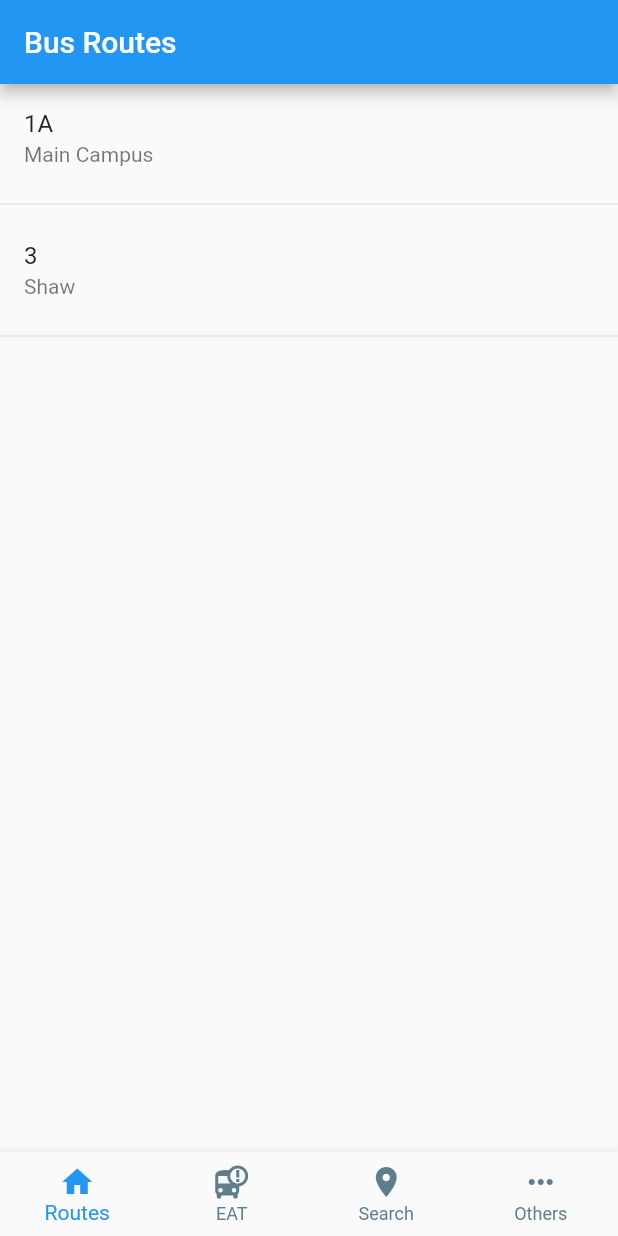
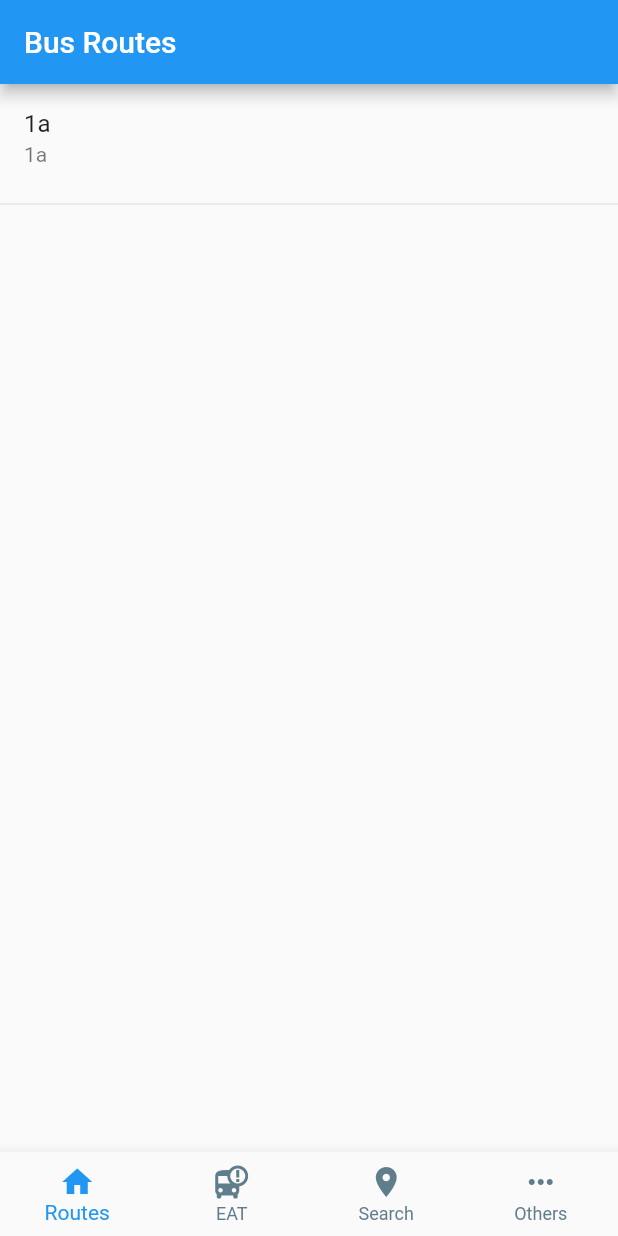
Before and after one commit to Myheartdies/tracubus-client, a Flutter app: the screen it shows after launch, on a phone screen of 412 x 824 dp. Run offline on Flutter 3.47's test engine with Material 2 defaults, Android fonts, the phone set to English and light mode, and no system bars; our stand-ins replace flutter_map, latlong2; generated files the repository leaves out were written again.

Commit message:
Construct data model according to backend api

```diff
--- /dev/null
+++ b/lib/businfo.dart
@@ -0,0 +1,47 @@
+import 'package:json_annotation/json_annotation.dart';
+
+part 'businfo.g.dart';
+
+@JsonSerializable()
+class StopInRoute {
+  StopInRoute(this.name, this.segs);
+
+  @JsonKey(required: true)
+  String name;
+
+  @JsonKey(required: true)
+  List<int> segs;
+
+  factory StopInRoute.fromJson(Map<String, dynamic> json) =>
+      _$StopInRouteFromJson(json);
+
+  Map<String, dynamic> toJson() => _$StopInRouteToJson(this);
+}
+
+@JsonSerializable()
+class BusInfo {
+  BusInfo(this.points, this.segments, this.stops, this.routes);
+
+  /// points[idx] == [lat, lng]
+  @JsonKey(required: true)
+  List<List<double>> points;
+
+  /// segments[idx] == [point1Idx, point2Idx, ...]
+  @JsonKey(required: true)
+  List<List<int>> segments;
+
+  /// stops['id'] == pointIdx
+  @JsonKey(required: true)
+  Map<String, int> stops;
+
+  /// e.g.
+  /// routes['1A'][0].name == 'shho',
+  /// routes['1A'][0].segs == [0, 1, 2, 3]
+  @JsonKey(required: true)
+  Map<String, List<StopInRoute>> routes;
+
+  factory BusInfo.fromJson(Map<String, dynamic> json) =>
+      _$BusInfoFromJson(json);
+
+  Map<String, dynamic> toJson() => _$BusInfoToJson(this);
+}
--- a/lib/businfo_model.dart
+++ b/lib/businfo_model.dart
@@ -1,7 +1,62 @@
+import 'dart:convert';
+
 import 'package:flutter/foundation.dart';
+import 'package:tracubus/businfo.dart';
 
 /// This model extends ChangeNotifier and holds infomation fetched from server
+/// Initially `busInfo == null` and `errorOccured == false`.
+/// Calling `updateBusInfo()` will update the two fileds accordingly.
 class BusInfoModel extends ChangeNotifier {
+  BusInfo? busInfo;
+  bool errorOccured = false;
+
+  /// Results:
+  /// 1. `busInfo == null` and `errorOccured == false`: still fetching data
+  /// 2. `busInfo == null` and `errorOccured == true`: wrong data
+  /// 3. `busInfo != null`: success
+  void updateBusInfo(String infoJson) {
+    try {
+      var _busInfo = BusInfo.fromJson(jsonDecode(infoJson));
+
+      if (_validateBusInfo(_busInfo)) {
+        busInfo = _busInfo;
+        notifyListeners();
+        return;
+      }
+    } on Exception catch (e) {
+      // TODO: log the exception
+
+    }
+    errorOccured = true;
+    notifyListeners();
+  }
+
+  bool _validateBusInfo(BusInfo busInfo) {
+    for (var seg in busInfo.segments) {
+      for (var p in seg) {
+        if (p >= busInfo.points.length) return false;
+      }
+    }
+
+    for (var stop in busInfo.stops.values) {
+      if (stop >= busInfo.points.length) return false;
+    }
+
+    for (var route in busInfo.routes.values) {
+      for (var stop in route) {
+        if (!busInfo.stops.containsKey(stop.name)) return false;
+        for (var n in stop.segs) {
+          if (n >= busInfo.segments.length) return false;
+        }
+      }
+    }
+
+    return true;
+  }
+}
+
+class BusLocationModel extends ChangeNotifier {
+  // TODO:
   Map<String, int> busLocation = {'1A': 0, '2': 0};
 
   void updateLocation(Map<String, int> location) {
--- a/lib/main.dart
+++ b/lib/main.dart
@@ -6,8 +6,15 @@ import 'route_page.dart';
 import 'businfo_model.dart';
 
 void main() {
-  runApp(ChangeNotifierProvider(
-      create: (context) => BusInfoModel(), child: const MyApp()));
+  runApp(
+    MultiProvider(
+      providers: [
+        ChangeNotifierProvider(create: (context) => BusLocationModel()),
+        ChangeNotifierProvider(create: (context) => BusInfoModel()),
+      ],
+      child: const MyApp(),
+    ),
+  );
 }
 
 class MyApp extends StatelessWidget {
@@ -33,9 +40,6 @@ class MyHomePage extends StatefulWidget {
 }
 
 class _MyHomePageState extends State<MyHomePage> {
-  // Data fetched at app launch
-  List<Map>? routes;
-
   int _selectedIndex = 0;
   static const _bottomNavItems = [
     BottomNavigationBarItem(
@@ -66,18 +70,14 @@ class _MyHomePageState extends State<MyHomePage> {
   void initState() {
     super.initState();
     // Initialize data here
-    fetchRoutes().then((v) {
-      setState(() {
-        routes = v;
-      });
-    });
+    fetchRoutes();
     // fetchSomeData().then();
 
     // TODO: Periodically get bus location from server
     Timer.periodic(const Duration(seconds: 1), (timer) {
       setState(() {
         int now = DateTime.now().second;
-        Provider.of<BusInfoModel>(context, listen: false).updateLocation({
+        Provider.of<BusLocationModel>(context, listen: false).updateLocation({
           '1A': now,
           '2': now,
         });
@@ -85,13 +85,31 @@ class _MyHomePageState extends State<MyHomePage> {
     });
   }
 
-  Future<List<Map>> fetchRoutes() async {
-    // TODO:
+  Future<void> fetchRoutes() async {
+    // TODO: Fetch real data from server
     return Future.delayed(const Duration(seconds: 2), () {
-      return [
-        {'id': '1A', 'name': 'Main Campus'},
-        {'id': '3', 'name': 'Shaw'}
-      ];
+      Provider.of<BusInfoModel>(context, listen: false).updateBusInfo('''
+      {
+  "points": [
+    [1.12, 114.514], [3.345, 1.1], [19.19, 8.1]
+  ],
+  "segments": [
+    [0, 1, 2]
+  ],
+  "stops": {
+    "shho": 2,
+    "uc": 0
+  },
+  "routes": {
+    "1a": [
+      {
+        "name": "shho",
+        "segs": [0]
+      }
+    ]
+  }
+}
+      ''');
     });
   }
 
@@ -102,7 +120,7 @@ class _MyHomePageState extends State<MyHomePage> {
           child: IndexedStack(
         index: _selectedIndex,
         children: [
-          RoutePage(routes: routes),
+          RoutePage(),
           Text('test'),
           Text('test'),
           Text('test'),
--- a/lib/route_detail.dart
+++ b/lib/route_detail.dart
@@ -20,7 +20,7 @@ class _RouteDetailState extends State<RouteDetail> {
         appBar: AppBar(title: Text(widget.routeId)),
         body: Column(crossAxisAlignment: CrossAxisAlignment.start, children: [
           Expanded(
-            child: Consumer<BusInfoModel>(
+            child: Consumer<BusLocationModel>(
               builder: (context, locationModel, child) => FlutterMap(
                 options: MapOptions(
                   bounds: LatLngBounds(
@@ -77,7 +77,7 @@ class _RouteDetailState extends State<RouteDetail> {
             ),
           ),
           // TODO: construct details page
-          Consumer<BusInfoModel>(
+          Consumer<BusLocationModel>(
               builder: (context, locationModel, child) =>
                   Expanded(child: Text('test ${locationModel.busLocation}')))
         ]));
--- a/lib/route_page.dart
+++ b/lib/route_page.dart
@@ -1,10 +1,11 @@
 import 'package:flutter/material.dart';
+import 'package:provider/provider.dart';
+
 import 'route_detail.dart';
+import 'businfo_model.dart';
 
 class RoutePage extends StatefulWidget {
-  final List<Map>? routes;
-
-  const RoutePage({Key? key, required this.routes}) : super(key: key);
+  const RoutePage({Key? key}) : super(key: key);
 
   @override
   _RoutePageState createState() => _RoutePageState();
@@ -22,29 +23,38 @@ class _RoutePageState extends State<RoutePage> {
   }
 
   Widget _buildList() {
-    var routes = widget.routes;
-    if (routes == null) {
-      return const Center(child: Text('Fetching data...'));
+    return Consumer<BusInfoModel>(builder: (context, infoModel, child) {
+      var _routes = infoModel.busInfo?.routes;
+      if (infoModel.errorOccured) {
+        return const Center(
+          child: Text('Error: Server returns invalid data.'),
+        );
+      } else if (_routes == null) {
+        return const Center(
+          child: Text('Fetching data...'),
+        );
       } else {
         return ListView.builder(
-        itemCount: routes.length * 2,
+          itemCount: _routes.entries.length * 2,
           itemBuilder: (context, i) {
             if (i.isOdd) return const Divider();
             final index = i ~/ 2;
-          var route = routes[index];
+            var route = _routes.entries.elementAt(index);
             return ListTile(
-              title: Text(route['id']),
-              subtitle: Text(route['name']),
+                title: Text(route.key),
+                subtitle: Text(route.key),
                 onTap: () {
                   Navigator.push(
                     context,
                     MaterialPageRoute(
-                      builder: (context) =>
-                          RouteDetail(routeId: route['id'])),
+                        builder: (context) => RouteDetail(
+                              routeId: route.key,
+                            )),
                   );
-              }); /*Text(i.toString());*/
+                });
           },
         );
       }
+    });
   }
 }
--- a/pubspec.yaml
+++ b/pubspec.yaml
@@ -39,6 +39,8 @@ dependencies:
 
   provider: ^6.0.0
 
+  json_annotation: ^4.4.0
+
 dev_dependencies:
   flutter_test:
     sdk: flutter
@@ -49,6 +51,9 @@ dev_dependencies:
   # package. See that file for information about deactivating specific lint
   # rules and activating additional ones.
   flutter_lints: ^1.0.0
+
+  build_runner: ^2.0.0
+  json_serializable: ^6.0.0
 
 # For information on the generic Dart part of this file, see the
 # following page: https://dart.dev/tools/pub/pubspec
```
Also changed, not shown: pubspec.lock, 2 other files. Lines whose indentation alone changed are shown as unchanged.
